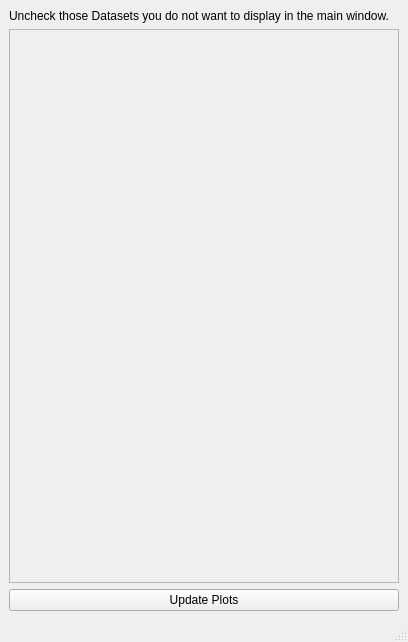
Qt form detailwindow.ui (Phil0795/Filter) before a commit.
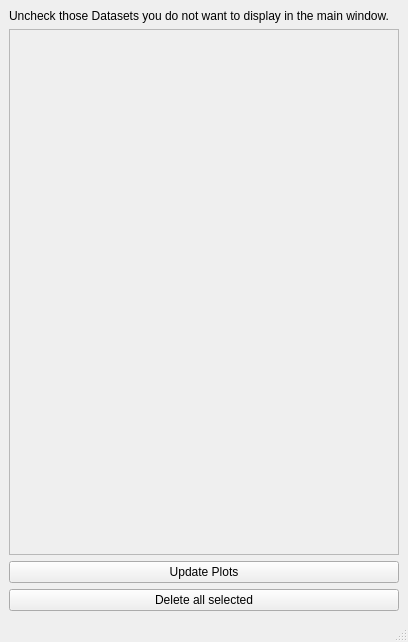
The same form after that commit.

```diff
--- a/detailwindow.ui
+++ b/detailwindow.ui
@@ -39,7 +39,7 @@
          <x>0</x>
          <y>0</y>
          <width>388</width>
-         <height>527</height>
+         <height>497</height>
         </rect>
        </property>
       </widget>
@@ -52,6 +52,13 @@
       </property>
      </widget>
     </item>
+    <item>
+     <widget class="QPushButton" name="pushButton_delete">
+      <property name="text">
+       <string>Delete all selected</string>
+      </property>
+     </widget>
+    </item>
    </layout>
   </widget>
   <widget class="QMenuBar" name="menubar">
```
